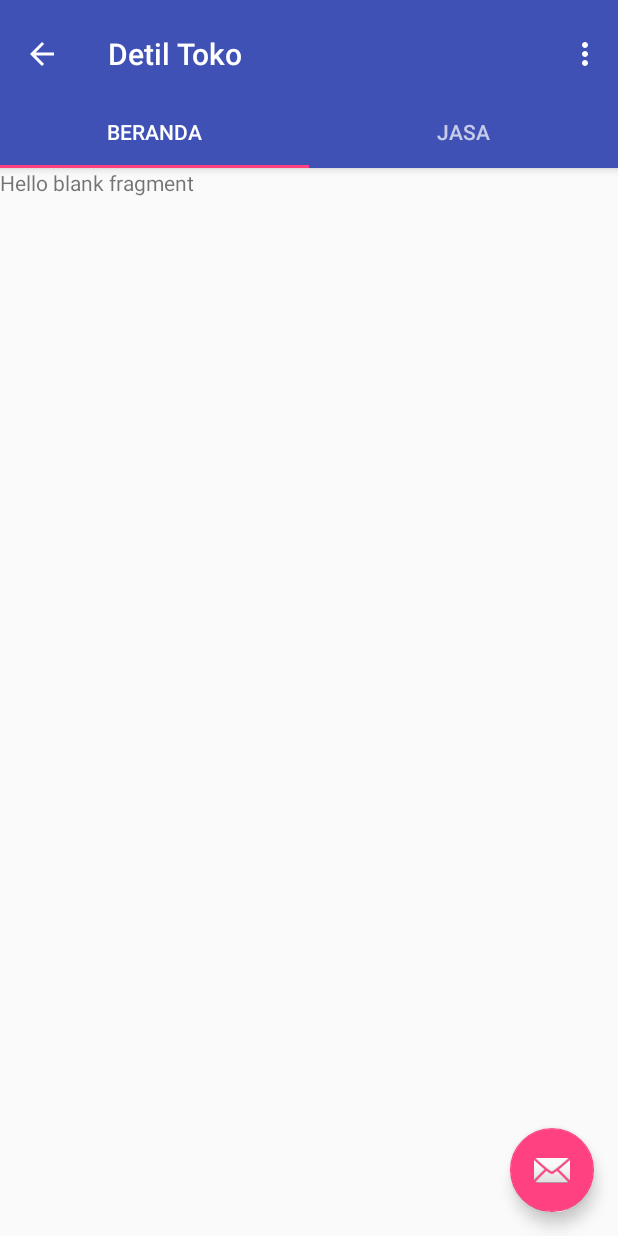
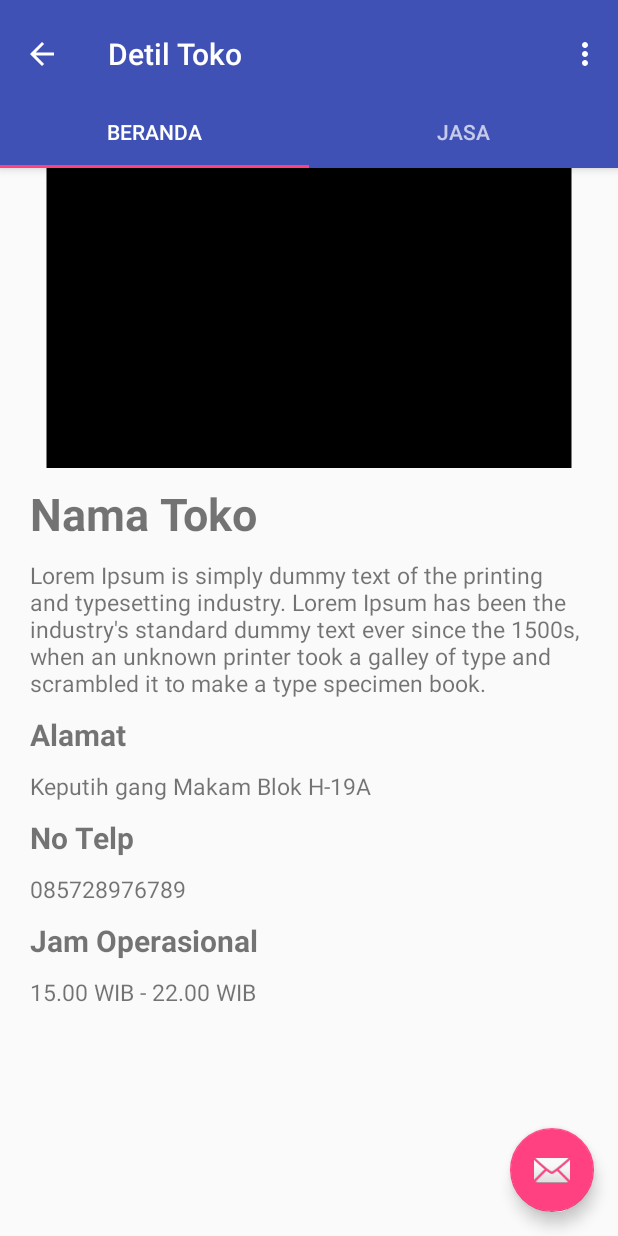
Before and after one commit to cahyasetya/JasaKu, an Android app: the HalamanTokoFragment screen opened directly, with no data from a screen before it, on a phone screen of 412 x 824 dp. Run offline under Robolectric (Android 15) with nearby library versions, the phone set to English and light mode, and no system bars; our stand-ins replace ButterKnife.

Commit message:
Nambah toko

```diff
--- /dev/null
+++ b/Frontend/src/JasaKu/app/src/main/res/drawable/contoh_image.xml
@@ -0,0 +1,11 @@
+<?xml version="1.0" encoding="utf-8"?>
+<selector xmlns:android="http://schemas.android.com/apk/res/android">
+
+    <item>
+        <shape android:shape="rectangle">
+            <solid android:color="@android:color/black"/>
+            <size android:height="200dp" android:width="350dp"/>
+        </shape>
+    </item>
+
+</selector>
--- a/Frontend/src/JasaKu/app/src/main/res/layout/fragment_halaman_toko.xml
+++ b/Frontend/src/JasaKu/app/src/main/res/layout/fragment_halaman_toko.xml
@@ -4,10 +4,108 @@
     android:layout_height="match_parent"
     tools:context="com.example.jasaku.fragment.HalamanTokoFragment">
 
-    <!-- TODO: Update blank fragment layout -->
-    <TextView
-        android:layout_width="match_parent"
-        android:layout_height="match_parent"
-        android:text="@string/hello_blank_fragment" />
+    <ScrollView xmlns:android="http://schemas.android.com/apk/res/android"
+        android:layout_width="fill_parent"
+        android:layout_height="fill_parent">
+
+        <RelativeLayout xmlns:android="http://schemas.android.com/apk/res/android"
+            android:layout_width="fill_parent"
+            android:layout_height="fill_parent"
+            android:paddingBottom="50dp">
+
+            <LinearLayout
+                android:id="@+id/imageHolder"
+                android:layout_width="match_parent"
+                android:layout_height="wrap_content">
+
+                <ImageView
+                    android:id="@+id/imageViewToko"
+                    android:layout_width="match_parent"
+                    android:layout_height="wrap_content"
+                    android:src="@drawable/contoh_image"/>
+
+            </LinearLayout>
+
+            <LinearLayout
+                android:id="@+id/textDescriptionHolder"
+                android:layout_marginTop="200dp"
+                android:padding="10dp"
+                android:layout_width="match_parent"
+                android:layout_height="wrap_content"
+                android:orientation="vertical">
+
+                <TextView
+                    android:id="@+id/textViewNamaToko"
+                    android:layout_width="match_parent"
+                    android:layout_height="wrap_content"
+                    android:text="Nama Toko"
+                    android:textSize="30dp"
+                    android:textStyle="bold"
+                    android:paddingLeft="10dp"/>
+
+                <TextView
+                    android:id="@+id/textViewDescription"
+                    android:layout_margin="10dp"
+                    android:layout_width="match_parent"
+                    android:layout_height="wrap_content"
+                    android:textSize="15dp"
+                    android:text="Lorem Ipsum is simply dummy text of the printing and typesetting industry. Lorem Ipsum has been the industry's standard dummy text ever since the 1500s, when an unknown printer took a galley of type and scrambled it to make a type specimen book." />
+
+                <TextView
+                    android:id="@+id/textViewTitleAlamat"
+                    android:layout_marginLeft="10dp"
+                    android:layout_width="match_parent"
+                    android:layout_height="wrap_content"
+                    android:text="Alamat"
+                    android:textSize="20dp"
+                    android:textStyle="bold"/>
+
+                <TextView
+                    android:id="@+id/textViewAlamat"
+                    android:layout_margin="10dp"
+                    android:layout_width="match_parent"
+                    android:layout_height="wrap_content"
+                    android:textSize="15dp"
+                    android:text="Keputih gang Makam Blok H-19A"/>
+
+                <TextView
+                    android:id="@+id/textViewTitleKontak"
+                    android:layout_marginLeft="10dp"
+                    android:layout_width="match_parent"
+                    android:layout_height="wrap_content"
+                    android:text="No Telp"
+                    android:textSize="20dp"
+                    android:textStyle="bold"/>
+
+                <TextView
+                    android:id="@+id/textViewKontak"
+                    android:layout_margin="10dp"
+                    android:layout_width="match_parent"
+                    android:layout_height="wrap_content"
+                    android:textSize="15dp"
+                    android:text="085728976789"/>
+
+                <TextView
+                    android:id="@+id/textViewTitleBuka"
+                    android:layout_marginLeft="10dp"
+                    android:layout_width="match_parent"
+                    android:layout_height="wrap_content"
+                    android:text="Jam Operasional"
+                    android:textSize="20dp"
+                    android:textStyle="bold"/>
+
+                <TextView
+                    android:id="@+id/textViewBuka"
+                    android:layout_margin="10dp"
+                    android:layout_width="match_parent"
+                    android:layout_height="wrap_content"
+                    android:textSize="15dp"
+                    android:text="15.00 WIB - 22.00 WIB"/>
+
+            </LinearLayout>
+
+        </RelativeLayout>
+
+    </ScrollView>
 
 </FrameLayout>
```
Also changed, not shown: Frontend/src/JasaKu/app/src/main/java/com/example/jasaku/LoginActivity2.java (deleted, +0 -349 lines), Frontend/src/JasaKu/app/src/main/res/layout/activity_login2.xml (deleted, +0 -77 lines).
